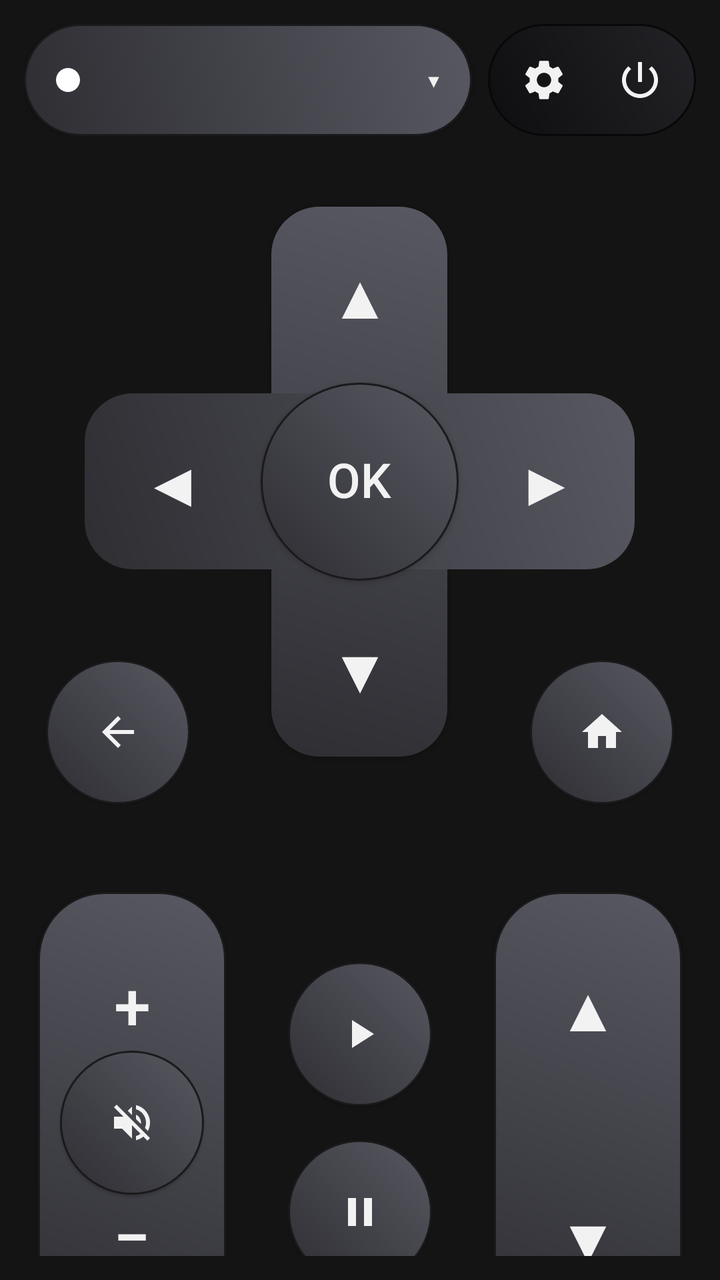
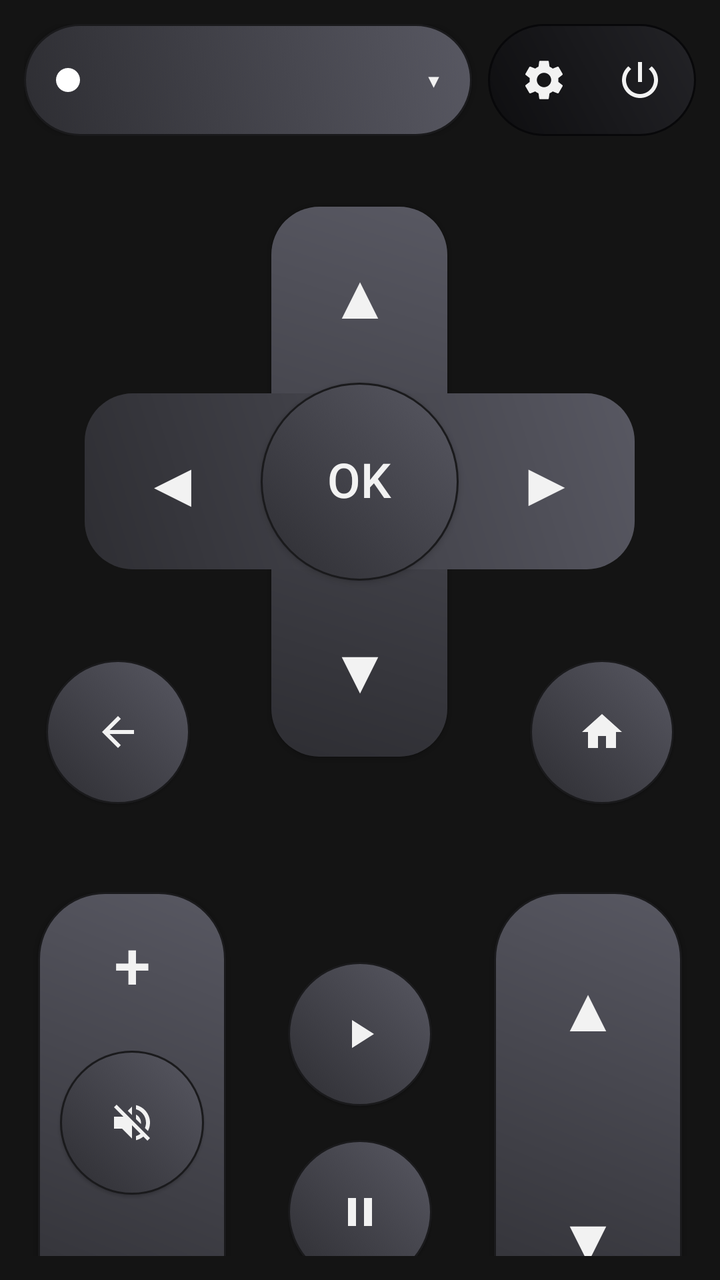

Two renders of the same Android screen: before a commit and after it. Below are the layout's source before the change and the commit's diff.
<!-- AndroidManifest.xml: application theme Theme.GrafRemote -->
<!-- res/layout/activity_main.xml -->
<?xml version="1.0" encoding="utf-8"?>
<LinearLayout xmlns:android="http://schemas.android.com/apk/res/android"
    android:layout_width="match_parent"
    android:layout_height="match_parent"
    android:orientation="vertical"
    android:padding="12dp">

    
    <LinearLayout
        android:layout_width="match_parent"
        android:layout_height="wrap_content"
        android:gravity="center_vertical"
        android:orientation="horizontal">

        
        <LinearLayout
            android:id="@+id/tvPill"
            android:layout_width="0dp"
            android:clickable="true"
            android:focusable="true"
            android:layout_height="56dp"
            android:layout_weight="1"
            android:addStatesFromChildren="true"
            android:background="@drawable/topbar_selector_pill_selector"
            android:elevation="1dp"
            android:gravity="center_vertical"
            android:orientation="horizontal">

            <View
                android:id="@+id/statusDot"
                android:layout_width="12dp"
                android:layout_height="12dp"
                android:layout_marginStart="16dp"
                android:layout_marginEnd="10dp"
                android:background="@drawable/status_dot"
                android:contentDescription="Connection status" />

            <Spinner
                android:id="@+id/tvSpinner"
                android:layout_width="0dp"
                android:layout_height="wrap_content"
                android:layout_weight="1"
                android:background="@android:color/transparent" />

            <TextView
                android:layout_width="wrap_content"
                android:layout_height="wrap_content"
                android:layout_marginStart="8dp"
                android:layout_marginEnd="16dp"
                android:clickable="false"
                android:focusable="false"
                android:text="▾"
                android:textColor="#f2f2f2"
                android:textSize="18sp" />
        </LinearLayout>

        
        <LinearLayout
            android:layout_width="wrap_content"
            android:layout_height="56dp"
            android:layout_marginStart="8dp"
            android:background="@drawable/topbar_inset_panel"
            android:gravity="center"
            android:orientation="horizontal"
            android:paddingStart="6dp"
            android:paddingEnd="6dp">

            <ImageButton
                android:id="@+id/btnSettings"
                android:layout_width="44dp"
                android:layout_height="44dp"
                android:background="@drawable/btn_touch_ripple"
                android:contentDescription="Setup"
                android:scaleType="center"
                android:src="@drawable/ic_settings" />

            <ImageButton
                android:id="@+id/btnPower"
                android:layout_width="44dp"
                android:layout_height="44dp"
                android:layout_marginStart="4dp"
                android:background="@drawable/btn_touch_ripple"
                android:contentDescription="Power"
                android:scaleType="center"
                android:src="@drawable/ic_power" />
        </LinearLayout>
    </LinearLayout>

    
    <LinearLayout
        android:layout_width="match_parent"
        android:layout_height="wrap_content"
        android:layout_marginTop="8dp"
        android:gravity="center"
        android:orientation="vertical">

        <RelativeLayout
            android:layout_width="330dp"
            android:layout_height="330dp">

            <View
                android:layout_width="275dp"
                android:layout_height="275dp"
                android:layout_centerInParent="true"
                android:background="@drawable/btn_dpad_cross"
                android:elevation="1dp" />

            <Button
                android:id="@+id/btnUp"
                android:layout_width="88dp"
                android:layout_height="88dp"
                android:layout_above="@id/btnOk"
                android:layout_centerHorizontal="true"
                android:background="@drawable/btn_dpad_up_selector"
                android:gravity="center"
                android:includeFontPadding="false"
                android:minWidth="0dp"
                android:minHeight="0dp"
                android:text="▲"
                android:textSize="31sp" />

            <Button
                android:id="@+id/btnDown"
                android:layout_width="88dp"
                android:layout_height="88dp"
                android:layout_below="@id/btnOk"
                android:layout_centerHorizontal="true"
                android:background="@drawable/btn_dpad_down_selector"
                android:gravity="center"
                android:includeFontPadding="false"
                android:minWidth="0dp"
                android:minHeight="0dp"
                android:text="▼"
                android:textSize="31sp" />

            <Button
                android:id="@+id/btnLeft"
                android:layout_width="88dp"
                android:layout_height="88dp"
                android:layout_toStartOf="@id/btnOk"
                android:layout_centerVertical="true"
                android:background="@drawable/btn_dpad_left_selector"
                android:gravity="center"
                android:includeFontPadding="false"
                android:minWidth="0dp"
                android:minHeight="0dp"
                android:text="◀"
                android:textSize="31sp" />

            <Button
                android:id="@+id/btnRight"
                android:layout_width="88dp"
                android:layout_height="88dp"
                android:layout_toEndOf="@id/btnOk"
                android:layout_centerVertical="true"
                android:background="@drawable/btn_dpad_right_selector"
                android:gravity="center"
                android:includeFontPadding="false"
                android:minWidth="0dp"
                android:minHeight="0dp"
                android:text="▶"
                android:textSize="31sp" />

            <Button
                android:id="@+id/btnOk"
                android:layout_width="99dp"
                android:layout_height="99dp"
                android:layout_centerInParent="true"
                android:background="@drawable/btn_circle_selector"
                android:elevation="1dp"
                android:gravity="center"
                android:includeFontPadding="false"
                android:minWidth="0dp"
                android:minHeight="0dp"
                android:text="OK"
                android:textSize="24sp" />

            <ImageButton
                android:id="@+id/btnBack"
                android:layout_width="72dp"
                android:layout_height="72dp"
                android:layout_alignParentStart="true"
                android:layout_alignParentBottom="true"
                android:layout_marginStart="8dp"
                android:layout_marginBottom="4dp"
                android:background="@drawable/btn_circle_selector"
                android:contentDescription="Back"
                android:elevation="1dp"
                android:scaleType="center"
                android:src="@drawable/ic_back" />

            <ImageButton
                android:id="@+id/btnHome"
                android:layout_width="72dp"
                android:layout_height="72dp"
                android:layout_alignParentEnd="true"
                android:layout_alignParentBottom="true"
                android:layout_marginEnd="8dp"
                android:layout_marginBottom="4dp"
                android:background="@drawable/btn_circle_selector"
                android:contentDescription="Home"
                android:elevation="1dp"
                android:scaleType="center"
                android:src="@drawable/ic_home" />
        </RelativeLayout>
    </LinearLayout>

    
    <LinearLayout
        android:layout_width="match_parent"
        android:layout_height="wrap_content"
        android:layout_marginTop="40dp"
        android:gravity="center_horizontal"
        android:orientation="horizontal">

        
        <FrameLayout
            android:layout_width="94dp"
            android:layout_height="231dp"
            android:background="@drawable/btn_rocker_pill"
            android:elevation="1dp">

            <LinearLayout
                android:layout_width="match_parent"
                android:layout_height="match_parent"
                android:orientation="vertical">

                <Button
                    android:id="@+id/btnVolUp"
                    android:layout_width="match_parent"
                    android:layout_height="0dp"
                    android:layout_weight="1"
                    android:background="@drawable/btn_rocker_top_selector"
                    android:gravity="center"
                    android:includeFontPadding="false"
                    android:minWidth="0dp"
                    android:minHeight="0dp"
                    android:text="+"
                    android:textSize="33sp" />

                <Button
                    android:id="@+id/btnVolDown"
                    android:layout_width="match_parent"
                    android:layout_height="0dp"
                    android:layout_weight="1"
                    android:background="@drawable/btn_rocker_bottom_selector"
                    android:gravity="center"
                    android:includeFontPadding="false"
                    android:minWidth="0dp"
                    android:minHeight="0dp"
                    android:text="−"
                    android:textSize="33sp" />
            </LinearLayout>

            
            <ImageButton
                android:id="@+id/btnMute"
                android:layout_width="72dp"
                android:layout_height="72dp"
                android:layout_gravity="center"
                android:background="@drawable/btn_circle_selector"
                android:contentDescription="Mute"
                android:elevation="1dp"
                android:scaleType="center"
                android:src="@drawable/ic_mute" />
        </FrameLayout>

        
        <LinearLayout
            android:layout_width="wrap_content"
            android:layout_height="231dp"
            android:layout_marginStart="31dp"
            android:layout_marginEnd="31dp"
            android:gravity="center"
            android:orientation="vertical">

            <ImageButton
                android:id="@+id/btnPlay"
                android:layout_width="72dp"
                android:layout_height="72dp"
                android:background="@drawable/btn_circle_selector"
                android:contentDescription="Play"
                android:elevation="1dp"
                android:scaleType="center"
                android:src="@drawable/ic_play" />

            <ImageButton
                android:id="@+id/btnPause"
                android:layout_width="72dp"
                android:layout_height="72dp"
                android:layout_marginTop="17dp"
                android:background="@drawable/btn_circle_selector"
                android:contentDescription="Pause"
                android:elevation="1dp"
                android:scaleType="center"
                android:src="@drawable/ic_pause" />
        </LinearLayout>

        
        <FrameLayout
            android:layout_width="94dp"
            android:layout_height="231dp"
            android:background="@drawable/btn_rocker_pill"
            android:elevation="1dp">

            <LinearLayout
                android:layout_width="match_parent"
                android:layout_height="match_parent"
                android:orientation="vertical">

                <Button
                    android:id="@+id/btnChUp"
                    android:layout_width="match_parent"
                    android:layout_height="0dp"
                    android:layout_weight="1"
                    android:background="@drawable/btn_rocker_top_selector"
                    android:gravity="center"
                    android:includeFontPadding="false"
                    android:minWidth="0dp"
                    android:minHeight="0dp"
                    android:text="▲"
                    android:textSize="31sp" />

                <Button
                    android:id="@+id/btnChDown"
                    android:layout_width="match_parent"
                    android:layout_height="0dp"
                    android:layout_weight="1"
                    android:background="@drawable/btn_rocker_bottom_selector"
                    android:gravity="center"
                    android:includeFontPadding="false"
                    android:minWidth="0dp"
                    android:minHeight="0dp"
                    android:text="▼"
                    android:textSize="31sp" />
            </LinearLayout>
        </FrameLayout>
    </LinearLayout>

    
    <View
        android:layout_width="match_parent"
        android:layout_height="0dp"
        android:layout_weight="1" />

    
    <View
        android:layout_width="match_parent"
        android:layout_height="1dp"
        android:layout_marginStart="24dp"
        android:layout_marginTop="10dp"
        android:layout_marginEnd="24dp"
        android:layout_marginBottom="6dp"
        android:background="#2E2E33" />

    
    <HorizontalScrollView
        android:id="@+id/appsScroll"
        android:layout_width="match_parent"
        android:layout_height="wrap_content"
        android:fillViewport="true">

        <LinearLayout
            android:id="@+id/appsRow"
            android:layout_width="match_parent"
            android:layout_height="wrap_content"
            android:gravity="center_horizontal"
            android:orientation="horizontal"
            android:paddingTop="4dp"
            android:paddingBottom="4dp" />
    </HorizontalScrollView>

    <LinearLayout
        android:id="@+id/appsGrid"
        android:layout_width="match_parent"
        android:layout_height="wrap_content"
        android:orientation="vertical"
        android:visibility="gone">

        <LinearLayout
            android:id="@+id/appsRowTop"
            android:layout_width="match_parent"
            android:layout_height="wrap_content"
            android:gravity="center_horizontal"
            android:orientation="horizontal"
            android:paddingTop="4dp"
            android:paddingBottom="2dp" />

        <LinearLayout
            android:id="@+id/appsRowBottom"
            android:layout_width="match_parent"
            android:layout_height="wrap_content"
            android:gravity="center_horizontal"
            android:orientation="horizontal"
            android:paddingTop="2dp"
            android:paddingBottom="4dp" />
    </LinearLayout>
</LinearLayout>
<!-- resources referenced by this layout -->
<resources>
  <!-- drawable btn_circle_selector (drawable) -->
  <?xml version="1.0" encoding="utf-8"?>
  <selector xmlns:android="http://schemas.android.com/apk/res/android">
      <item android:drawable="@drawable/btn_circle_pressed" android:state_pressed="true" />
      <item android:drawable="@drawable/btn_circle" />
  </selector>
  <!-- drawable btn_dpad_up_selector (drawable) -->
  <?xml version="1.0" encoding="utf-8"?>
  <selector xmlns:android="http://schemas.android.com/apk/res/android">
      <item android:state_pressed="true">
          <ripple android:color="#33FFFFFF">
              <item android:drawable="@drawable/btn_dpad_up_pressed" />
          </ripple>
      </item>
      <item android:drawable="@android:color/transparent" />
  </selector>
  <!-- drawable btn_touch_ripple (drawable) -->
  <?xml version="1.0" encoding="utf-8"?>
  <ripple xmlns:android="http://schemas.android.com/apk/res/android"
      android:color="#33FFFFFF">
      <item android:drawable="@android:color/transparent" />
  </ripple>
  <!-- drawable ic_home (drawable) -->
  <?xml version="1.0" encoding="utf-8"?>
  <vector xmlns:android="http://schemas.android.com/apk/res/android"
      android:width="24dp"
      android:height="24dp"
      android:tint="#f2f2f2"
      android:viewportWidth="24"
      android:viewportHeight="24">
      <path
          android:fillColor="#FFFFFF"
          android:pathData="M10,20v-6h4v6h5v-8h3L12,3 2,12h3v8z" />
  </vector>
  <!-- drawable ic_pause (drawable) -->
  <?xml version="1.0" encoding="utf-8"?>
  <vector xmlns:android="http://schemas.android.com/apk/res/android"
      android:width="24dp"
      android:height="24dp"
      android:tint="#f2f2f2"
      android:viewportWidth="24"
      android:viewportHeight="24">
      <path
          android:fillColor="#FFFFFF"
          android:pathData="M6,19h4V5H6v14zM14,5v14h4V5h-4z" />
  </vector>
  <!-- drawable ic_play (drawable) -->
  <?xml version="1.0" encoding="utf-8"?>
  <vector xmlns:android="http://schemas.android.com/apk/res/android"
      android:width="24dp"
      android:height="24dp"
      android:tint="#f2f2f2"
      android:viewportWidth="24"
      android:viewportHeight="24">
      <path
          android:fillColor="#FFFFFF"
          android:pathData="M8,5v14l11,-7z" />
  </vector>
  <!-- drawable status_dot (drawable) -->
  <?xml version="1.0" encoding="utf-8"?>
  <shape xmlns:android="http://schemas.android.com/apk/res/android"
      android:shape="oval">
      
      <solid android:color="#FFFFFF" />
      <size
          android:width="12dp"
          android:height="12dp" />
  </shape>
  <!-- drawable topbar_selector_pill_selector (drawable) -->
  <?xml version="1.0" encoding="utf-8"?>
  <selector xmlns:android="http://schemas.android.com/apk/res/android">
      <item android:drawable="@drawable/topbar_selector_pill_pressed" android:state_pressed="true" />
      <item android:drawable="@drawable/topbar_selector_pill" />
  </selector>
  <style name="Theme.GrafRemote" parent="android:Theme.Material.NoActionBar">
          <item name="android:windowBackground">#141414</item>
          <item name="android:textColor">#f2f2f2</item>
          <item name="android:colorAccent">#4da3ff</item>
      </style>
  <!-- drawable btn_circle_pressed (drawable) -->
  <?xml version="1.0" encoding="utf-8"?>
  <shape xmlns:android="http://schemas.android.com/apk/res/android"
      android:shape="oval">
      <gradient
          android:angle="45"
          android:startColor="#222226"
          android:endColor="#3D3D45" />
      <stroke
          android:width="1dp"
          android:color="#101012" />
  </shape>
  <!-- drawable btn_circle (drawable) -->
  <?xml version="1.0" encoding="utf-8"?>
  <shape xmlns:android="http://schemas.android.com/apk/res/android"
      android:shape="oval">
      <gradient
          android:angle="45"
          android:startColor="#2E2E33"
          android:endColor="#585862" />
      <stroke
          android:width="1dp"
          android:color="#1A1A1C" />
  </shape>
  <!-- unchanged entries left out for length: 20 -->
</resources>

<!-- the commit's change to res/layout/activity_main.xml (unified diff, before → after) -->
@@ -231,7 +231,8 @@
                     android:layout_height="0dp"
                     android:layout_weight="1"
                     android:background="@drawable/btn_rocker_top_selector"
-                    android:gravity="center"
+                    android:gravity="top|center_horizontal"
+                    android:paddingTop="18dp"
                     android:includeFontPadding="false"
                     android:minWidth="0dp"
                     android:minHeight="0dp"
@@ -244,7 +245,8 @@
                     android:layout_height="0dp"
                     android:layout_weight="1"
                     android:background="@drawable/btn_rocker_bottom_selector"
-                    android:gravity="center"
+                    android:gravity="bottom|center_horizontal"
+                    android:paddingBottom="18dp"
                     android:includeFontPadding="false"
                     android:minWidth="0dp"
                     android:minHeight="0dp"
